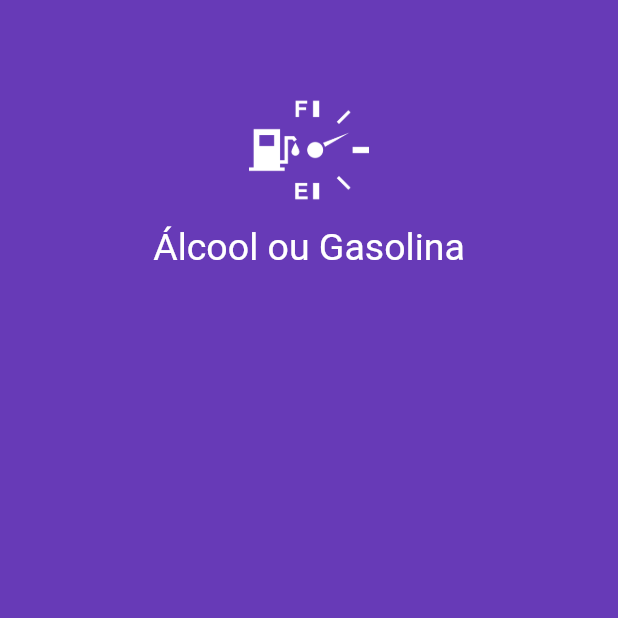
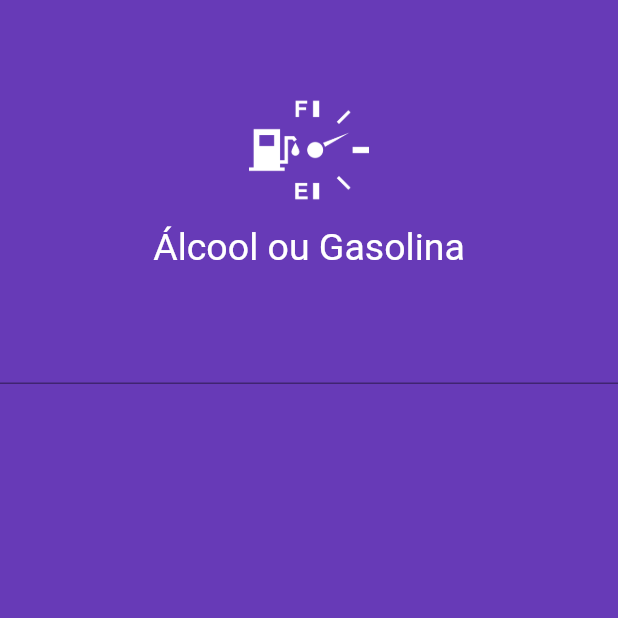
Before and after one commit to viniciusmorgado/alg, a Flutter app: the screen it shows after launch, on a phone screen of 412 x 824 dp, the top half of it. Run offline on Flutter 3.47's test engine with Material 2 defaults, Android fonts, the phone set to English and light mode, and no system bars.

Commit message:
Add new textFormField

```diff
--- a/lib/main.dart
+++ b/lib/main.dart
@@ -37,7 +37,19 @@ class HomePage extends StatelessWidget {
       body: ListView(
         children: <Widget>[
           // Aqui nós importamos nosso widget logo do arquivo modularizado em lib/widgets
-          Logo()
+          Logo(),
+          // TextFormField adicionar um campo de digitação (input) a nossa tela.
+          TextFormField(
+            // keyboardtype define que o tipo de teclado apresentado do usuário será de apenas números.
+            keyboardType: TextInputType.number,
+            // Define as configurações de estilo com nosso widget.
+            style: TextStyle(
+              // Parametro para definir a cor do texto.
+              color: Colors.white,
+              // Parametro para definir o tamanho da fonte.
+              fontSize: 45,
+            ),
+          ),
       ],),
     );
   }
```
